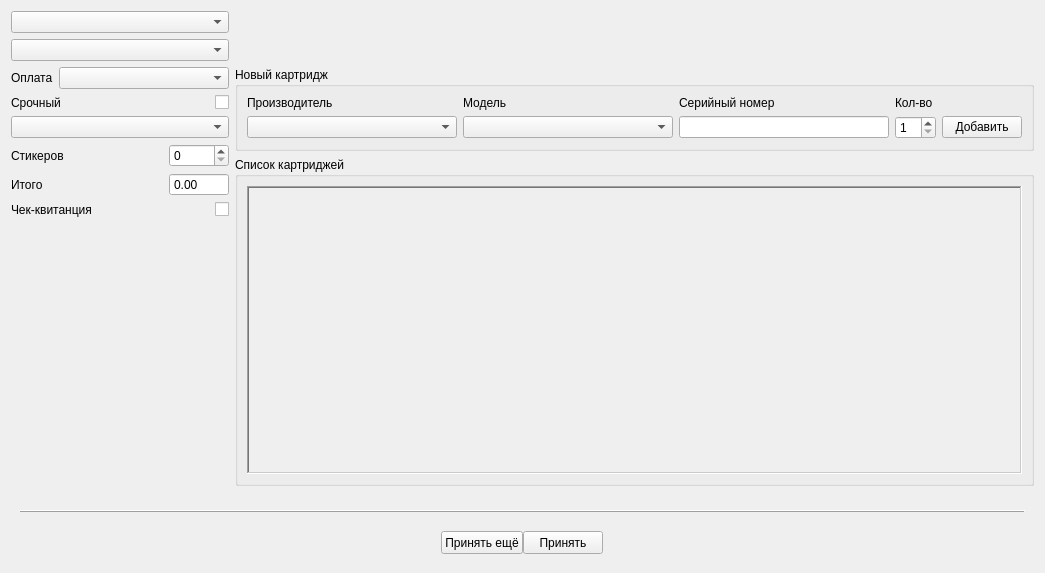
Old version of the form tabreceptcartridge.ui in the repository solderercb/snap_crm.
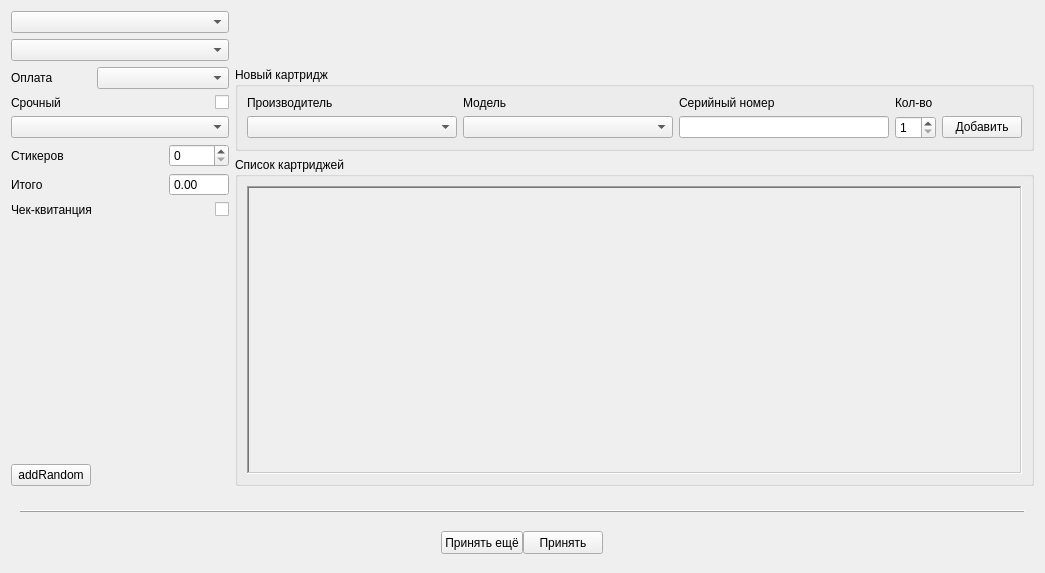
New version of the form. Custom widgets are drawn as their Qt base class.

```diff
--- a/tabreceptcartridge.ui
+++ b/tabreceptcartridge.ui
@@ -371,6 +371,17 @@
          </property>
         </widget>
        </item>
+       <item row="9" column="0">
+        <layout class="QHBoxLayout" name="groupBoxDebugPanel">
+         <item>
+          <widget class="QPushButton" name="pushButtonAddRandom">
+           <property name="text">
+            <string>addRandom</string>
+           </property>
+          </widget>
+         </item>
+        </layout>
+       </item>
       </layout>
      </item>
     </layout>
@@ -541,16 +552,16 @@
   </layout>
  </widget>
  <customwidgets>
-  <customwidget>
-   <class>SComboBox</class>
-   <extends>QComboBox</extends>
-   <header location="global">widgets/scombobox.h</header>
-  </customwidget>
   <customwidget>
    <class>SDoubleSpinBox</class>
    <extends>QDoubleSpinBox</extends>
    <header location="global">widgets/sdoublespinbox.h</header>
   </customwidget>
+  <customwidget>
+   <class>SComboBox</class>
+   <extends>QComboBox</extends>
+   <header location="global">widgets/scombobox.h</header>
+  </customwidget>
   <customwidget>
    <class>SClientInputForm</class>
    <extends>QWidget</extends>
```
Left out of the diff: 136 changed lines with no effect on the pictures.
